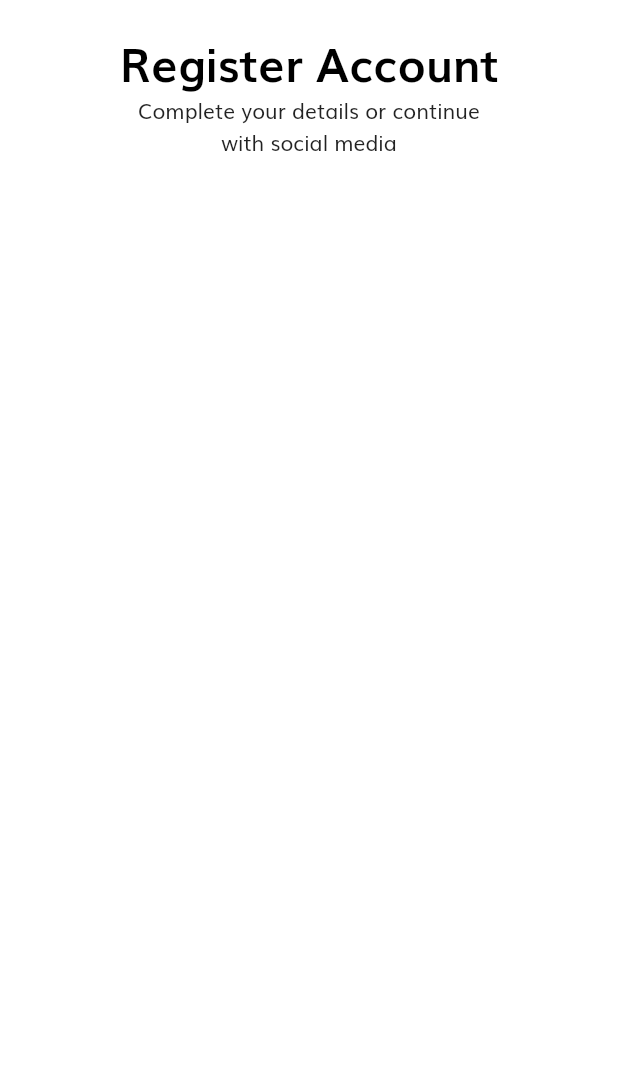
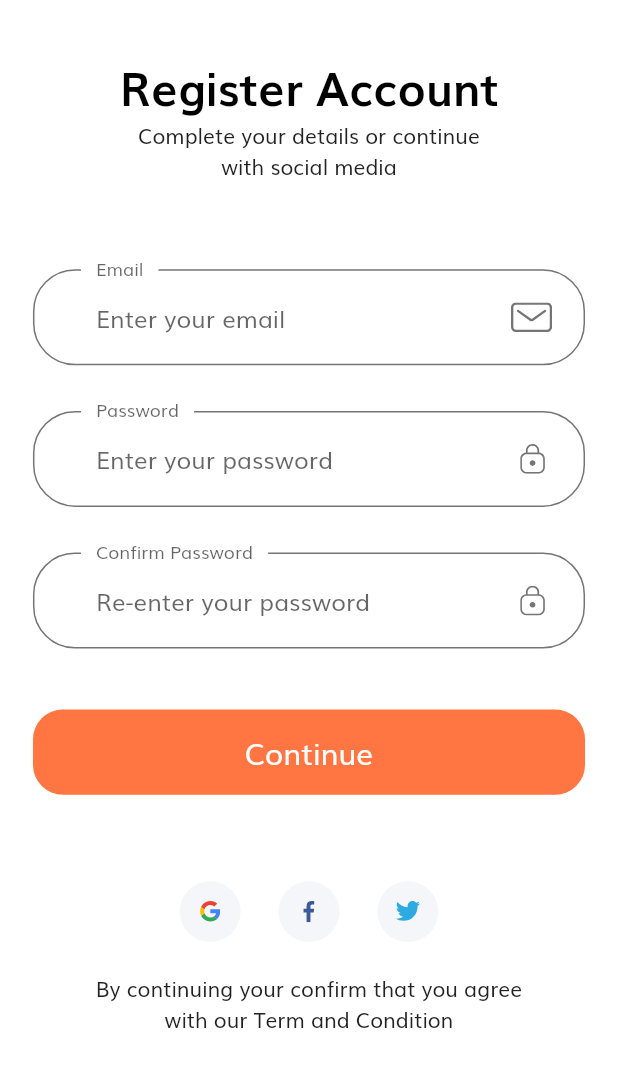
Before and after one commit to MorgueMorg/Tokoto-Flutter-E-Commerce, a Flutter app: the SignUpScreen screen opened by its route, on a phone screen of 412 x 824 dp, the part 58-1145 px from its top. Run offline on Flutter 3.47's test engine with Material 2 defaults, Android fonts, the phone set to English and light mode, and no system bars; our stand-ins replace flutter_svg.

Commit message:
Finished sign_up screen :comet:

```diff
--- a/lib/screens/sign_up/components/body.dart
+++ b/lib/screens/sign_up/components/body.dart
@@ -1,4 +1,9 @@
+import 'package:e_commerce/components/custom_suffix_icon.dart';
+import 'package:e_commerce/components/default_button.dart';
+import 'package:e_commerce/components/form_error.dart';
+import 'package:e_commerce/components/social_card.dart';
 import 'package:e_commerce/constants.dart';
+import 'package:e_commerce/screens/sign_up/components/sign_up_form.dart';
 import 'package:e_commerce/size_config.dart';
 import 'package:flutter/material.dart';
 
@@ -9,39 +14,50 @@ class Body extends StatelessWidget {
   Widget build(BuildContext context) {
     return SizedBox(
       width: double.infinity,
+      child: Padding(
+        padding:
+            EdgeInsets.symmetric(horizontal: getProportionateScreenWidth(20)),
+        child: SingleChildScrollView(
           child: Column(
             children: [
+              SizedBox(height: SizeConfig.screenHeight * 0.02), // 2 %
               Text("Register Account", style: headingStyle),
               Text(
                 "Complete your details or continue \nwith social media",
                 textAlign: TextAlign.center,
               ),
+              SizedBox(
+                  height: SizeConfig.screenHeight * 0.07), // 8% of total height
               SignUpForm(),
+              SizedBox(height: SizeConfig.screenHeight * 0.07),
+              Row(
+                mainAxisAlignment: MainAxisAlignment.center,
+                children: [
+                  SocialCard(
+                    icon: "assets/icons/google-icon.svg",
+                    press: () {},
+                  ),
+                  SocialCard(
+                    icon: "assets/icons/facebook-2.svg",
+                    press: () {},
+                  ),
+                  SocialCard(
+                    icon: "assets/icons/twitter.svg",
+                    press: () {},
+                  ),
                 ],
+              ),
+              SizedBox(
+                height: getProportionateScreenHeight(20),
+              ),
+              Text(
+                "By continuing your confirm that you agree \nwith our Term and Condition",
+                textAlign: TextAlign.center,
+              )
+            ],
+          ),
+        ),
       ),
     );
   }
 }
-
-class SignUpForm extends StatefulWidget {
-  final _formKey = GlobalKey<FormState>();
-  String? email;
-  String? password;
-  String? conform_password;
-
-  @override
-  State<SignUpForm> createState() => _SignUpFormState();
-}
-
-class _SignUpFormState extends State<SignUpForm> {
-  @override
-  Widget build(BuildContext context) {
-    return Form(
-      child: Column(
-        children: [
-
-        ],
-      ),
-    );
-  }
-}
--- /dev/null
+++ b/lib/screens/sign_up/components/sign_up_form.dart
@@ -0,0 +1,156 @@
+import 'package:e_commerce/components/custom_suffix_icon.dart';
+import 'package:e_commerce/components/default_button.dart';
+import 'package:e_commerce/components/form_error.dart';
+import 'package:e_commerce/constants.dart';
+import 'package:e_commerce/size_config.dart';
+import 'package:flutter/material.dart';
+
+class SignUpForm extends StatefulWidget {
+  @override
+  State<SignUpForm> createState() => _SignUpFormState();
+}
+
+class _SignUpFormState extends State<SignUpForm> {
+  final _formKey = GlobalKey<FormState>();
+  String? email;
+  String? password;
+  String? conform_password;
+  final List<String?> errors = [];
+
+  void addError({String? error}) {
+    if (!errors.contains(error))
+      setState(() {
+        errors.add(error);
+      });
+  }
+
+  void removeError({String? error}) {
+    if (errors.contains(error))
+      setState(() {
+        errors.remove(error);
+      });
+  }
+
+  @override
+  Widget build(BuildContext context) {
+    return Form(
+      key: _formKey,
+      child: Column(
+        children: [
+          buildEmailFormField(),
+          SizedBox(height: getProportionateScreenHeight(30)),
+          buildPasswordFormField(),
+          SizedBox(height: getProportionateScreenHeight(30)),
+          buildConfPasswordFormField(),
+          FormError(errors: errors),
+          SizedBox(height: getProportionateScreenHeight(40)),
+          DefaultButton(
+            text: "Continue",
+            press: () {
+              if (_formKey.currentState!.validate()) {
+                // Go to complete profile page
+              }
+            },
+          ),
+        ],
+      ),
+    );
+  }
+
+  TextFormField buildConfPasswordFormField() {
+    return TextFormField(
+      obscureText: true,
+      onSaved: (newValue) => conform_password = newValue,
+      onChanged: (value) {
+        if (password == conform_password) {
+          removeError(error: kMatchPassError);
+        }
+        return null;
+      },
+      validator: (value) {
+        if (value!.isEmpty) {
+          return "";
+        } else if (password != conform_password) {
+          addError(error: kMatchPassError);
+          return "";
+        }
+        return null;
+      },
+      decoration: InputDecoration(
+        labelText: "Confirm Password",
+        hintText: "Re-enter your password",
+        // If  you are using latest version of flutter then lable text and hint text shown like this
+        // if you r using flutter less then 1.20.* then maybe this is not working properly
+        floatingLabelBehavior: FloatingLabelBehavior.always,
+        suffixIcon: CustomSuffixIcon(svgIcon: "assets/icons/Lock.svg"),
+      ),
+    );
+  }
+
+  TextFormField buildPasswordFormField() {
+    return TextFormField(
+      obscureText: true,
+      onSaved: (newValue) => password = newValue,
+      onChanged: (value) {
+        if (value.isNotEmpty) {
+          removeError(error: kPassNullError);
+        } else if (value.length >= 8) {
+          removeError(error: kShortPassError);
+        }
+        password = value;
+        return null;
+      },
+      validator: (value) {
+        if (value!.isEmpty) {
+          addError(error: kPassNullError);
+          return "";
+        } else if (value.length < 8) {
+          addError(error: kShortPassError);
+          return "";
+        }
+        return null;
+      },
+      decoration: InputDecoration(
+        labelText: "Password",
+        hintText: "Enter your password",
+        // If  you are using latest version of flutter then lable text and hint text shown like this
+        // if you r using flutter less then 1.20.* then maybe this is not working properly
+        floatingLabelBehavior: FloatingLabelBehavior.always,
+        suffixIcon: CustomSuffixIcon(svgIcon: "assets/icons/Lock.svg"),
+      ),
+    );
+  }
+
+  TextFormField buildEmailFormField() {
+    return TextFormField(
+      keyboardType: TextInputType.emailAddress,
+      onSaved: (newValue) => email = newValue,
+      onChanged: (value) {
+        if (value.isNotEmpty) {
+          removeError(error: kEmailNullError);
+        } else if (emailValidatorRegExp.hasMatch(value)) {
+          removeError(error: kInvalidEmailError);
+        }
+        return null;
+      },
+      validator: (value) {
+        if (value!.isEmpty) {
+          addError(error: kEmailNullError);
+          return "";
+        } else if (!emailValidatorRegExp.hasMatch(value)) {
+          addError(error: kInvalidEmailError);
+          return "";
+        }
+        return null;
+      },
+      decoration: InputDecoration(
+        labelText: "Email",
+        hintText: "Enter your email",
+        // If  you are using latest version of flutter then lable text and hint text shown like this
+        // if you r using flutter less then 1.20.* then maybe this is not working properly
+        floatingLabelBehavior: FloatingLabelBehavior.always,
+        suffixIcon: CustomSuffixIcon(svgIcon: "assets/icons/Mail.svg"),
+      ),
+    );
+  }
+}
```
Lines whose indentation alone changed are shown as unchanged.
